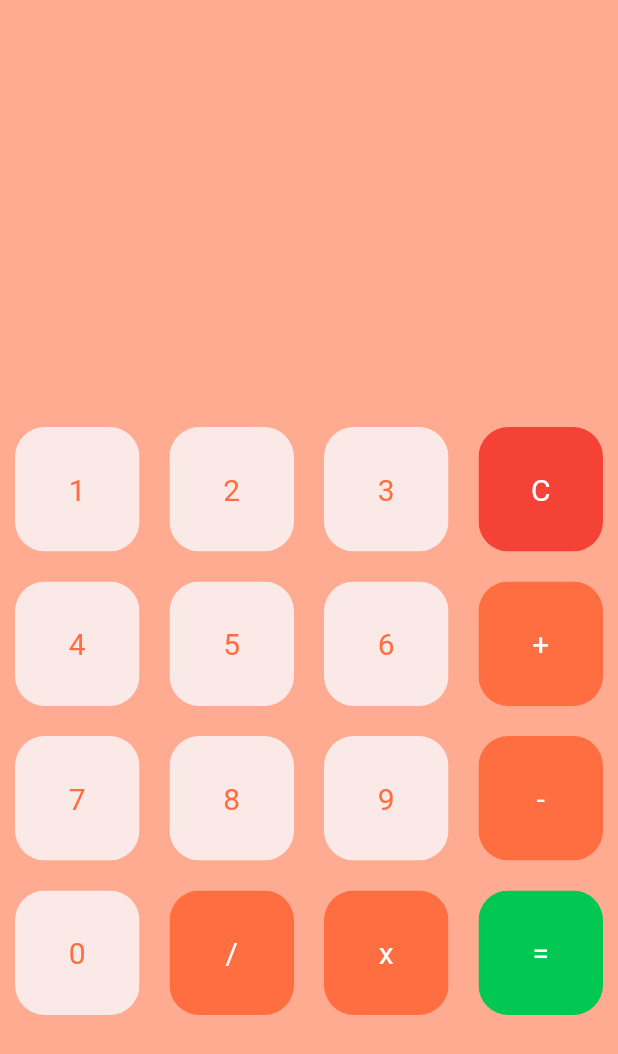
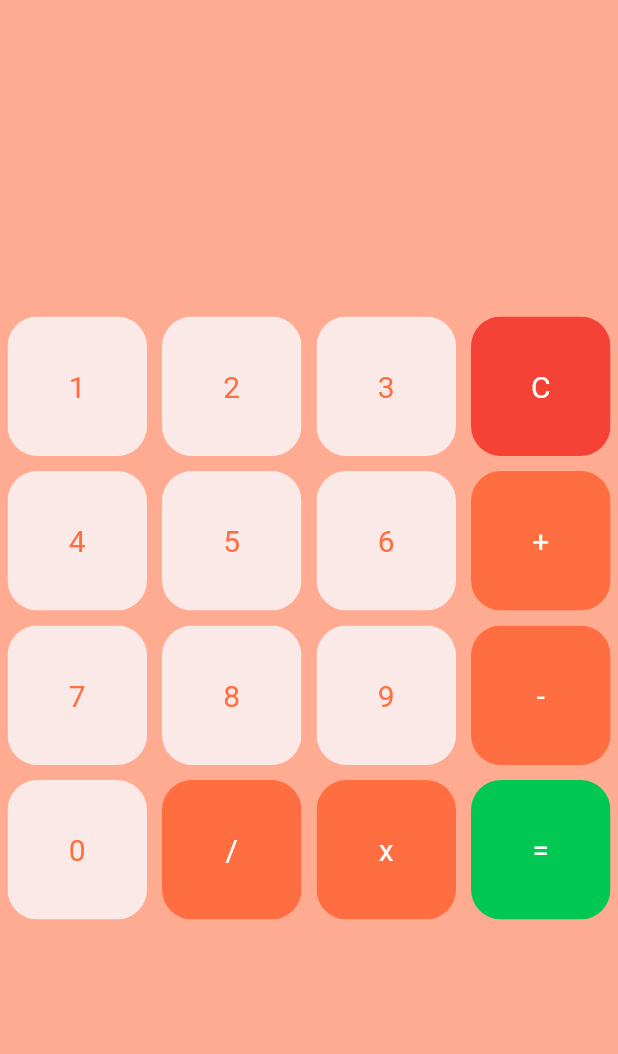
Before and after one commit to qubeena07/flutter_Calculator, a Flutter app: the home screen opened directly, on a phone screen of 412 x 824 dp. Shown: the top 1054 px of the screen. Run offline on Flutter 3.47's test engine with Material 2 defaults, Android fonts, the phone set to English and light mode, and no system bars; our stand-ins replace animated_text_kit, flutter_spinkit, lottie, math_expressions, shared_preferences; accounts and stored records are empty; network calls fail.

Commit message:
change in size of buttons

```diff
--- a/lib/button.dart
+++ b/lib/button.dart
@@ -6,15 +6,20 @@ class MyButton extends StatelessWidget {
   final String buttonText;
   final buttonTap;
 
-  MyButton({Key? key, this.color, this.textColor, required this.buttonText,this.buttonTap})
+  MyButton(
+      {Key? key,
+      this.color,
+      this.textColor,
+      required this.buttonText,
+      this.buttonTap})
       : super(key: key);
 
   @override
   Widget build(BuildContext context) {
     return GestureDetector(
-      onTap:buttonTap,
-      child:Padding(
-      padding: const EdgeInsets.all(10.0),
+      onTap: buttonTap,
+      child: Padding(
+        padding: const EdgeInsets.all(5.0),
         child: ClipRRect(
             borderRadius: BorderRadius.circular(20),
             child: Container(
--- a/lib/home.dart
+++ b/lib/home.dart
@@ -41,25 +41,25 @@ class _homeState extends State<home> {
             child: Column(
               mainAxisAlignment: MainAxisAlignment.spaceEvenly,
               children: <Widget>[
-                SizedBox(height: 30),
+                SizedBox(height: 10),
                 Container(
                     padding: EdgeInsets.all(20),
                     alignment: Alignment.centerLeft,
                     child: Text(userQuestion,
                         style: TextStyle(
-                            fontSize: 30, fontWeight: FontWeight.normal))),
+                            fontSize: 20, fontWeight: FontWeight.normal))),
                 Container(
                   padding: EdgeInsets.all(20),
                   alignment: Alignment.centerRight,
                   child: Text(userAnswer,
                       style:
-                          TextStyle(fontSize: 35, fontWeight: FontWeight.bold)),
+                          TextStyle(fontSize: 25, fontWeight: FontWeight.bold)),
                 )
               ],
             ),
           )),
           Expanded(
-              flex: 2,
+              flex: 3,
               child: Container(
                   child: GridView.builder(
                       itemCount: buttons.length,
--- a/lib/splash.dart
+++ b/lib/splash.dart
@@ -18,7 +18,7 @@ class _splashState extends State<splash> {
   @override
   void initState() {
     super.initState();
-    Timer(Duration(seconds: 5), () {
+    Timer(Duration(seconds: 7), () {
       Navigator.pushReplacement(
           context, MaterialPageRoute(builder: (context) => texts()));
     });
```
Lines whose indentation alone changed are shown as unchanged.
